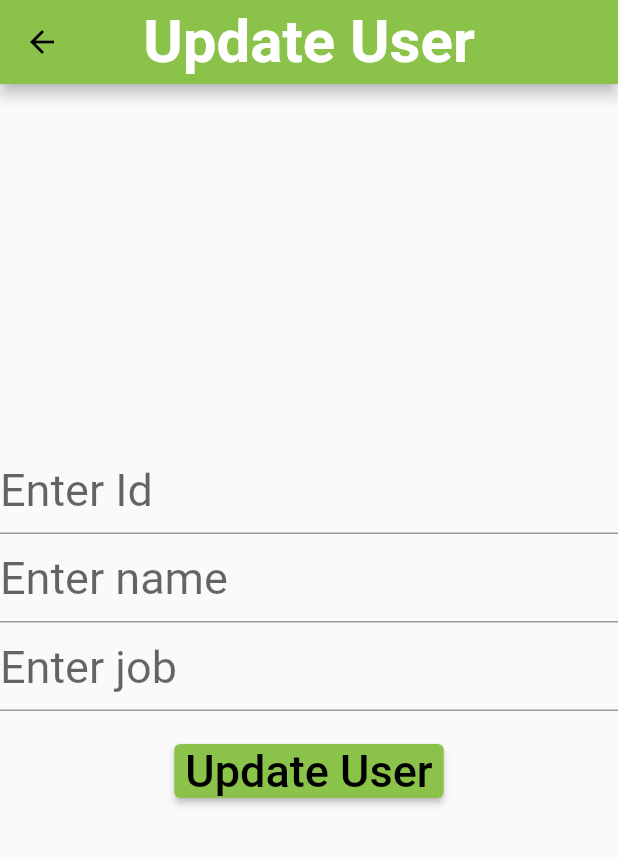
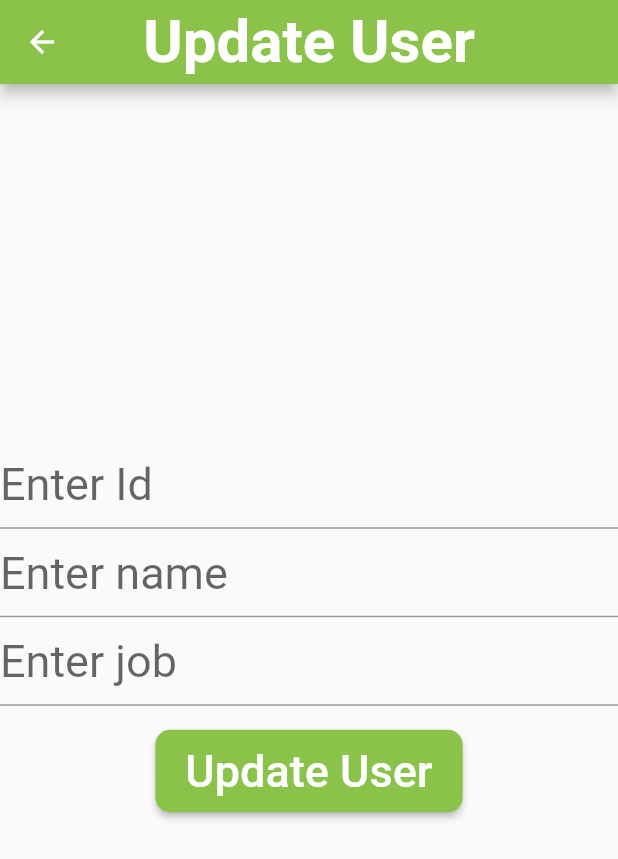
Before and after one commit to MuhammadBilalAkbar/flutter_dio_package, a Flutter app: the screen it shows after launch, after a tap on "UpdateUserPage", on a phone screen of 412 x 824 dp. Shown: the top 859 px of the screen. Run offline on Flutter 3.47's test engine with Material 2 defaults, Android fonts, the phone set to English and light mode, and no system bars; our stand-ins replace dio; network calls fail.

Commit message:
Initial commit

```diff
--- a/lib/main.dart
+++ b/lib/main.dart
@@ -1,81 +1,5 @@
 import 'package:flutter/material.dart';
-import 'package:flutter_dio_package/pages/create_user_page.dart';
-import 'package:flutter_dio_package/pages/fetch_and_delete_user_page.dart';
-import 'package:flutter_dio_package/pages/update_user_page.dart';
+
+import 'my_app.dart';
 
 void main() => runApp(const MyApp());
-
-class MyApp extends StatelessWidget {
-  const MyApp({super.key});
-
-  @override
-  Widget build(BuildContext context) =>
-    MaterialApp(
-      title: 'Flutter Demo',
-      theme: ThemeData(
-        primarySwatch: Colors.lightGreen,
-        appBarTheme: const AppBarTheme(
-          centerTitle: true,
-          titleTextStyle: TextStyle(
-            fontSize: 40.0,
-            fontWeight: FontWeight.bold,
-          ),
-        ),
-        textTheme: const TextTheme(
-          labelLarge: TextStyle(fontSize: 30),
-          titleMedium: TextStyle(fontSize: 30),
-          bodySmall: TextStyle(fontSize: 30),
-          bodyLarge: TextStyle(fontSize: 30),
-          bodyMedium: TextStyle(fontSize: 25),
-        ),
-      ),
-      home: const MyHomePage(),
-    );
-  }
-
-class MyHomePage extends StatefulWidget {
-  const MyHomePage({super.key});
-
-  @override
-  State<MyHomePage> createState() => _MyHomePageState();
-}
-
-class _MyHomePageState extends State<MyHomePage> {
-  @override
-  Widget build(BuildContext context) =>
-    Scaffold(
-      appBar: AppBar(
-        title: const Text('Dio Basics'),
-      ),
-      body: Center(
-        child: Column(
-          children: [
-            const SizedBox(height: 16),
-            ElevatedButton(
-              onPressed: () => Navigator.of(context).push(
-                MaterialPageRoute(
-                    builder: (context) => const FetchAndDeleteUserPage()),
-              ),
-              child: const Text('Get/DeleteUserPage'),
-            ),
-            const SizedBox(height: 16),
-            ElevatedButton(
-              onPressed: () => Navigator.push(
-                context,
-                MaterialPageRoute(builder: (context) => const CreateUserPage()),
-              ),
-              child: const Text('CreateUserPage'),
-            ),
-            const SizedBox(height: 16),
-            ElevatedButton(
-              onPressed: () => Navigator.push(
-                context,
-                MaterialPageRoute(builder: (context) => const UpdateUserPage()),
-              ),
-              child: const Text('UpdateUserPage'),
-            ),
-          ],
-        ),
-      ),
-    );
-  }
--- /dev/null
+++ b/lib/my_app.dart
@@ -0,0 +1,40 @@
+import 'package:flutter/material.dart';
+
+import 'pages/home_page.dart';
+
+class MyApp extends StatelessWidget {
+  const MyApp({super.key});
+
+  @override
+  Widget build(BuildContext context) => MaterialApp(
+        title: 'Flutter Dio Package',
+        theme: ThemeData(
+          primarySwatch: Colors.lightGreen,
+          appBarTheme: const AppBarTheme(
+            centerTitle: true,
+            titleTextStyle: TextStyle(
+              fontSize: 40.0,
+              fontWeight: FontWeight.bold,
+            ),
+            iconTheme: IconThemeData(color: Colors.white),
+          ),
+          textTheme: const TextTheme(
+            labelLarge: TextStyle(fontSize: 30),
+            titleMedium: TextStyle(fontSize: 30),
+            bodySmall: TextStyle(fontSize: 30),
+            bodyLarge: TextStyle(fontSize: 30),
+            bodyMedium: TextStyle(fontSize: 25),
+          ),
+          elevatedButtonTheme: ElevatedButtonThemeData(
+            style: ElevatedButton.styleFrom(
+              padding: const EdgeInsets.symmetric(vertical: 10, horizontal: 20),
+              foregroundColor: Colors.white,
+              shape: RoundedRectangleBorder(
+                borderRadius: BorderRadius.circular(10),
+              ),
+            ),
+          ),
+        ),
+        home: const HomePage(),
+      );
+}
--- /dev/null
+++ b/lib/pages/home_page.dart
@@ -0,0 +1,52 @@
+import 'package:flutter/material.dart';
+import 'package:flutter_dio_package/pages/create_user_page.dart';
+import 'package:flutter_dio_package/pages/fetch_and_delete_user_page.dart';
+import 'package:flutter_dio_package/pages/update_user_page.dart';
+
+class HomePage extends StatefulWidget {
+  const HomePage({super.key});
+
+  @override
+  State<HomePage> createState() => _HomePageState();
+}
+
+class _HomePageState extends State<HomePage> {
+  @override
+  Widget build(BuildContext context) => Scaffold(
+        appBar: AppBar(
+          title: const Text('Dio Basics'),
+        ),
+        body: Center(
+          child: Column(
+            children: [
+              const SizedBox(height: 16),
+              ElevatedButton(
+                onPressed: () => Navigator.of(context).push(
+                  MaterialPageRoute(
+                      builder: (context) => const FetchAndDeleteUserPage()),
+                ),
+                child: const Text('Get/DeleteUserPage'),
+              ),
+              const SizedBox(height: 16),
+              ElevatedButton(
+                onPressed: () => Navigator.push(
+                  context,
+                  MaterialPageRoute(
+                      builder: (context) => const CreateUserPage()),
+                ),
+                child: const Text('CreateUserPage'),
+              ),
+              const SizedBox(height: 16),
+              ElevatedButton(
+                onPressed: () => Navigator.push(
+                  context,
+                  MaterialPageRoute(
+                      builder: (context) => const UpdateUserPage()),
+                ),
+                child: const Text('UpdateUserPage'),
+              ),
+            ],
+          ),
+        ),
+      );
+}
--- a/lib/pages/update_user_page.dart
+++ b/lib/pages/update_user_page.dart
@@ -12,19 +12,19 @@ class UpdateUserPage extends StatefulWidget {
 }
 
 class _UpdateUserPageState extends State<UpdateUserPage> {
-  final _dio = Dio();
-  final _baseUrl = 'https://reqres.in/api';
-  final _nameController = TextEditingController();
-  final _jobController = TextEditingController();
-  final _idController = TextEditingController();
+  final dio = Dio();
+  final baseUrl = 'https://reqres.in/api';
+  final nameController = TextEditingController();
+  final jobController = TextEditingController();
+  final idController = TextEditingController();
   bool isUpdating = false;
-  var _userInfo = '';
+  var userInfo = '';
 
   @override
   void dispose() {
-    _nameController;
-    _jobController;
-    _idController;
+    nameController.dispose();
+    jobController.dispose();
+    idController.dispose();
     super.dispose();
   }
 
@@ -38,15 +38,15 @@ class _UpdateUserPageState extends State<UpdateUserPage> {
             child: Column(
               children: [
                 TextField(
-                  controller: _idController,
+                  controller: idController,
                   decoration: const InputDecoration(hintText: 'Enter Id'),
                 ),
                 TextField(
-                  controller: _nameController,
+                  controller: nameController,
                   decoration: const InputDecoration(hintText: 'Enter name'),
                 ),
                 TextField(
-                  controller: _jobController,
+                  controller: jobController,
                   decoration: const InputDecoration(hintText: 'Enter job'),
                 ),
                 const SizedBox(height: 16.0),
@@ -57,14 +57,14 @@ class _UpdateUserPageState extends State<UpdateUserPage> {
                           setState(() {
                             isUpdating = true;
                           });
-                          if (_idController.text != '' &&
-                              _nameController.text != '' &&
-                              _jobController.text != '') {
-                            var response = await _dio.put(
-                              '$_baseUrl/users/$_idController',
+                          if (idController.text != '' &&
+                              nameController.text != '' &&
+                              jobController.text != '') {
+                            var response = await dio.put(
+                              '$baseUrl/users/$idController',
                               data: {
-                                'name': _nameController.text,
-                                'job': _jobController.text,
+                                'name': nameController.text,
+                                'job': jobController.text,
                               },
                               options: Options(
                                 headers: {
@@ -73,7 +73,7 @@ class _UpdateUserPageState extends State<UpdateUserPage> {
                                 },
                               ),
                             );
-                            _userInfo = response.data.toString();
+                            userInfo = response.data.toString();
                             if (kDebugMode) {
                               print(response.statusCode);
                               print(response.data.toString());
@@ -81,13 +81,13 @@ class _UpdateUserPageState extends State<UpdateUserPage> {
                           }
                           setState(() {
                             isUpdating = false;
-                            _userInfo;
+                            userInfo;
                           });
                         },
                         child: const Text('Update User'),
                       ),
                 const SizedBox(height: 16.0),
-                Text(_userInfo),
+                Text(userInfo),
               ],
             ),
           ),
```
Also changed, not shown: lib/pages/create_user_page.dart (+20 -23 lines), lib/pages/fetch_and_delete_user_page.dart (+41 -54 lines), lib/models/UserModel.dart (renamed from lib/json_models/UserModel.dart), 1 other file.
